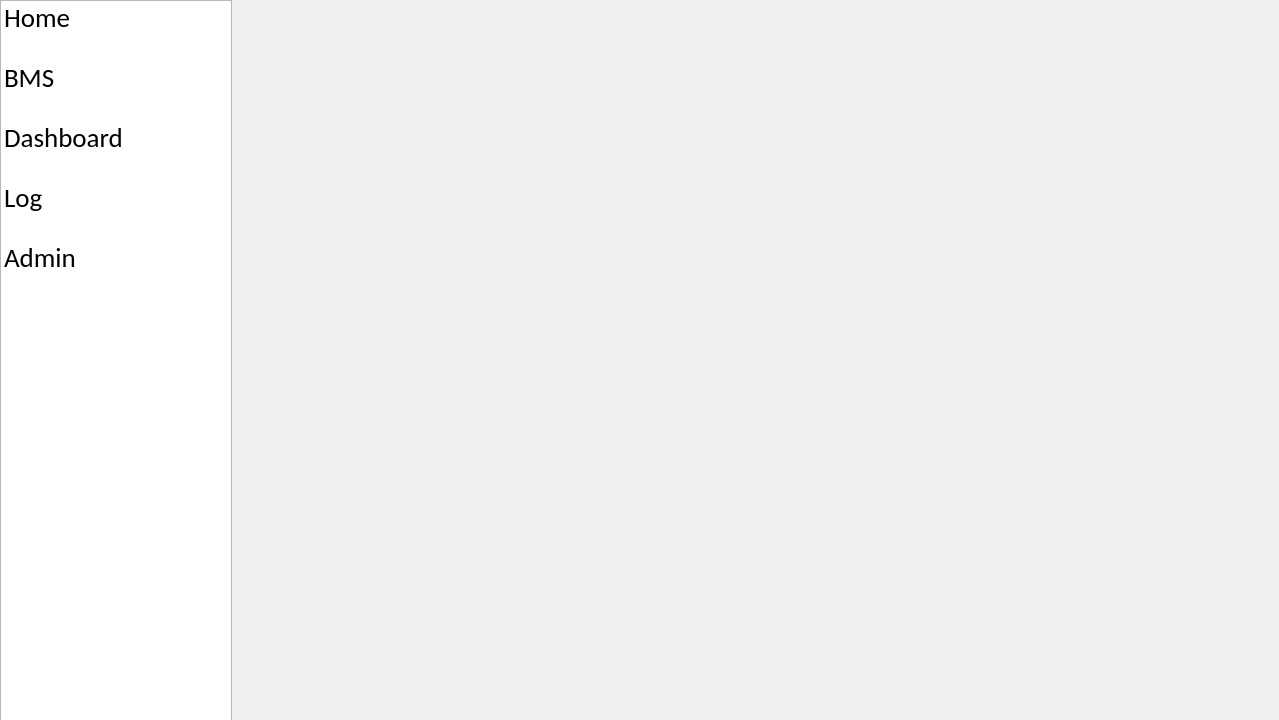
Old version of the form static/MainWindow.ui in the repository kuronaru/BuildingEnergyAnalyticsPlatform.
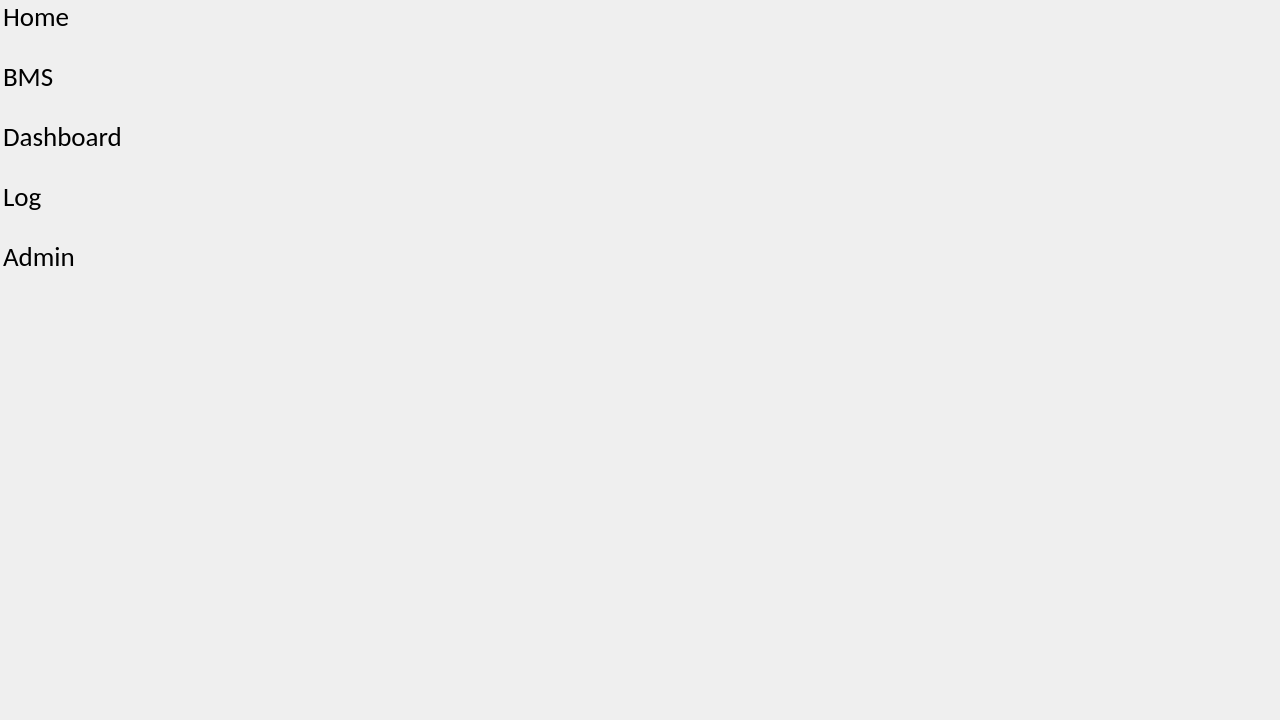
New version of the form. The open tabs and pages were chosen to show the change. Icons and pictures are not drawn.

Commit message:
feat: 增加新的BMS界面
增加了新的BMS界面，调整主页菜单，设置为透明无边框。

```diff
--- a/static/MainWindow.ui
+++ b/static/MainWindow.ui
@@ -6,7 +6,7 @@
    <rect>
     <x>0</x>
     <y>0</y>
-    <width>1279</width>
+    <width>1280</width>
     <height>720</height>
    </rect>
   </property>
@@ -155,6 +155,21 @@
          </rect>
         </property>
         <layout class="QHBoxLayout" name="horizontalLayout_1" stretch="2,9">
+         <property name="spacing">
+          <number>0</number>
+         </property>
+         <property name="leftMargin">
+          <number>0</number>
+         </property>
+         <property name="topMargin">
+          <number>0</number>
+         </property>
+         <property name="rightMargin">
+          <number>0</number>
+         </property>
+         <property name="bottomMargin">
+          <number>0</number>
+         </property>
          <item>
           <widget class="QListWidget" name="menu">
            <property name="enabled">
@@ -169,10 +184,13 @@
            <property name="autoFillBackground">
             <bool>false</bool>
            </property>
+           <property name="styleSheet">
+            <string notr="true">background-color: transparent; border: none;</string>
+           </property>
            <property name="iconSize">
             <size>
-             <width>35</width>
-             <height>35</height>
+             <width>30</width>
+             <height>30</height>
             </size>
            </property>
            <property name="resizeMode">
```
Left out of the diff: 3 changed lines with no effect on the pictures. The commit also changes 4 other files.
